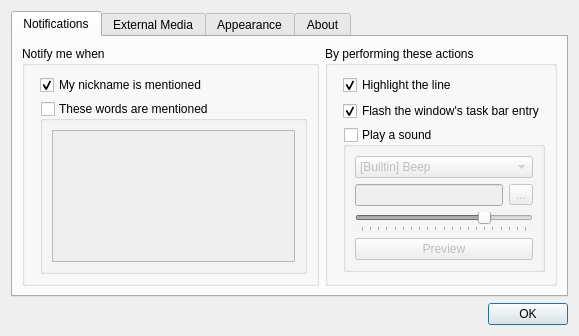
This is data/prefs.ui in baines/d7irc as Qt 5 draws it before an edit. The edited form follows.
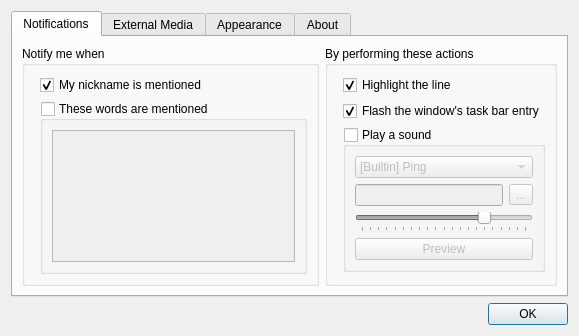
This is the edited form.

The edit to the form file:
```diff
--- a/data/prefs.ui
+++ b/data/prefs.ui
@@ -109,7 +109,7 @@
               <widget class="QComboBox" name="comboBox">
                <item>
                 <property name="text">
-                 <string>[Builtin] Beep</string>
+                 <string>[Builtin] Ping</string>
                 </property>
                </item>
                <item>
```
